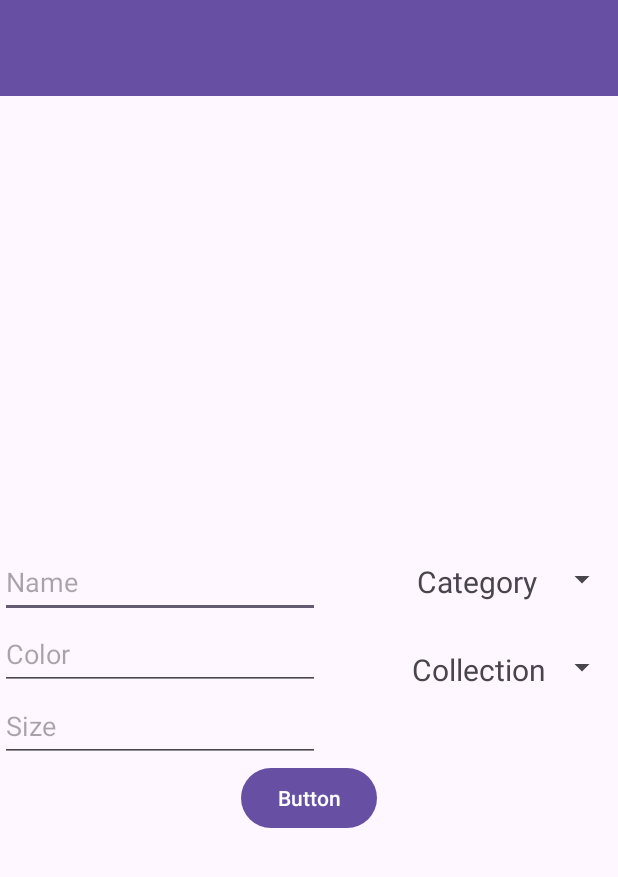
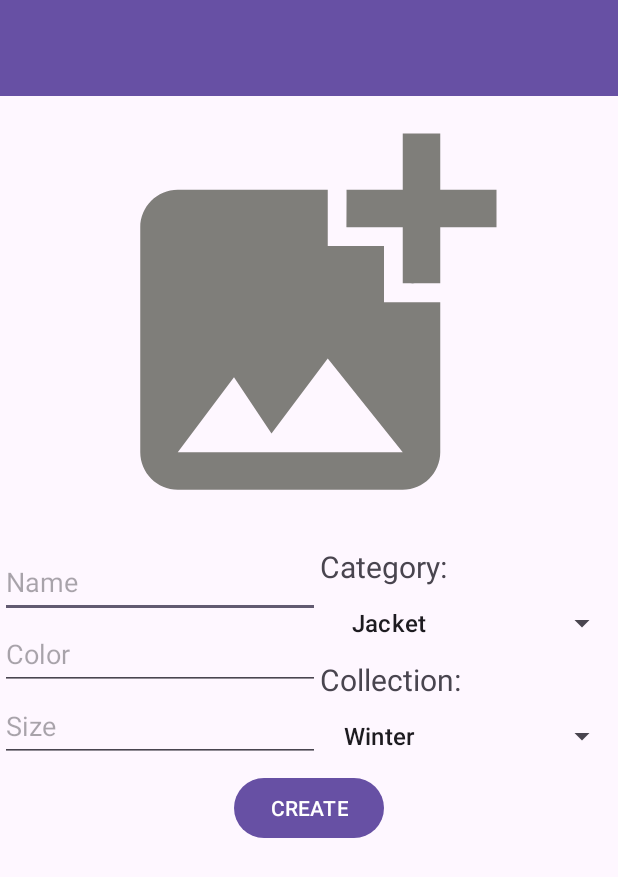
Before and after one commit to PolVillar/Proyecto_JNP_2, an Android app: the AddMoreClothes screen opened directly, with no data from a screen before it, on a phone screen of 412 x 824 dp. Shown: the top 877 px of the screen. Run offline under Robolectric (Android 15) with nearby library versions, the phone set to English and light mode, and no system bars.

Commit message:
Abrir camara

```diff
--- a/app/src/main/java/com/example/proyecto_jnp/AddMoreClothes.java
+++ b/app/src/main/java/com/example/proyecto_jnp/AddMoreClothes.java
@@ -1,32 +1,52 @@
 package com.example.proyecto_jnp;
 
+import androidx.activity.OnBackPressedCallback;
+import androidx.activity.result.ActivityResultLauncher;
+import androidx.activity.result.contract.ActivityResultContracts;
 import androidx.appcompat.app.AppCompatActivity;
 
+import android.content.Intent;
+import android.graphics.Bitmap;
+import android.graphics.drawable.BitmapDrawable;
 import android.os.Bundle;
+import android.provider.MediaStore;
 import android.view.View;
+import android.widget.ArrayAdapter;
 import android.widget.EditText;
 import android.widget.ImageView;
 import android.widget.Spinner;
 
+import java.io.ByteArrayOutputStream;
 import java.util.ArrayList;
 import java.util.Arrays;
 import java.util.List;
 
 import model.Clothes;
+import model.Container;
+import model.EnumerationMaps;
 
 public class AddMoreClothes extends AppCompatActivity {
 
-    public final List<String> categories= new ArrayList<>(Arrays.asList(getString(R.string.category_jacket),
-            getString(R.string.category_shirt),getString(R.string.category_pants),getString(R.string.category_shoes),
-            getString(R.string.category_underwear),getString(R.string.category_complement)));
+    public List<String> categories,collections;
     private EditText etName,etColor,etSize;
     private ImageView ivNewClothe;
     private Spinner spCategory,spCollection;
+    private EnumerationMaps maps;
+    private Container container;
+    ActivityResultLauncher<Intent> launcher;
     @Override
     protected void onCreate(Bundle savedInstanceState) {
         super.onCreate(savedInstanceState);
         setContentView(R.layout.activity_add_more_clothes);
+        OnBackPressedCallback callback = new OnBackPressedCallback(true) {
+            @Override
+            public void handleOnBackPressed() {
+                finish();
+            }
+        };
+        this.getOnBackPressedDispatcher().addCallback(this, callback);
         charge();
+        setAdapters();
     }
     private void charge(){
         etName=findViewById(R.id.etName);
@@ -35,13 +55,41 @@ public class AddMoreClothes extends AppCompatActivity {
         ivNewClothe=findViewById(R.id.ivNewClothe);
         spCategory=findViewById(R.id.spCategory);
         spCollection=findViewById(R.id.spCollection);
+        categories= new ArrayList<>(Arrays.asList(getString(R.string.category_jacket),
+                getString(R.string.category_shirt),getString(R.string.category_pants),getString(R.string.category_shoes),
+                getString(R.string.category_underwear),getString(R.string.category_complement)));
+        collections= new ArrayList<>(Arrays.asList(getString(R.string.collection_winter),
+                getString(R.string.collection_spring),getString(R.string.collection_summer),getString(R.string.collection_autumn)));
+        maps= new EnumerationMaps(this);
+        launcher= registerForActivityResult(new ActivityResultContracts.StartActivityForResult(), result -> {
+            Bitmap photo= (Bitmap) result.getData().getExtras().get("data");
+            ivNewClothe.setImageBitmap(photo);
+        });
     }
-    public void create(View view){
+    private void setAdapters(){
+        ArrayAdapter<String> collectionsAdapter =
+                new ArrayAdapter<>(this,
+                        android.R.layout.simple_list_item_1, collections);
+        spCollection.setAdapter(collectionsAdapter);
+        ArrayAdapter<String> categoriesAdapter =
+                new ArrayAdapter<>(this,
+                        android.R.layout.simple_list_item_1, categories);
+        spCategory.setAdapter(categoriesAdapter);
+    }
+    public void onClickCreate(View view){
         if(etName.getText().toString().isEmpty()) etName.setError(getString(R.string.edit_text_empty));
         else{
+            Bitmap bitmap = ((BitmapDrawable) ivNewClothe.getDrawable()).getBitmap();
+            ByteArrayOutputStream stream = new ByteArrayOutputStream();
+            bitmap.compress(Bitmap.CompressFormat.PNG, 100, stream);
+            byte[] byteArray = stream.toByteArray();
             Clothes clothes= new Clothes(null,etName.getText().toString(),
                     etColor.getText().toString(),etSize.getText().toString(),
-                    null, null,null,null ,null);
+                    byteArray, maps.getCollections().get(spCollection.getSelectedItem().toString()),
+                    maps.getCategories().get(spCategory.getSelectedItem().toString()),null ,null);
         }
     }
+    public void onClickAddImage(View view){
+        launcher.launch(new Intent(MediaStore.ACTION_IMAGE_CAPTURE));
+    }
 }
--- a/app/src/main/java/com/example/proyecto_jnp/MainActivity.java
+++ b/app/src/main/java/com/example/proyecto_jnp/MainActivity.java
@@ -73,7 +73,7 @@ public class MainActivity extends AppCompatActivity {
         pruebaSuitcase = findViewById(R.id.suitcase_trial);
     }
     public void abrirIp(View view){
-        startActivity(new Intent(this, SettingsActivity.class));
+        startActivity(new Intent(this, AddMoreClothes.class));
     }
 
 }
--- a/app/src/main/java/com/example/proyecto_jnp/SettingsActivity.java
+++ b/app/src/main/java/com/example/proyecto_jnp/SettingsActivity.java
@@ -5,6 +5,7 @@ import android.os.Bundle;
 import androidx.activity.OnBackPressedCallback;
 import androidx.appcompat.app.ActionBar;
 import androidx.appcompat.app.AppCompatActivity;
+
 import androidx.preference.EditTextPreference;
 import androidx.preference.PreferenceFragmentCompat;
 
--- a/app/src/main/java/model/EnumerationMaps.java
+++ b/app/src/main/java/model/EnumerationMaps.java
@@ -9,21 +9,13 @@ import java.util.HashMap;
 
 public class EnumerationMaps {
     private Context context;
-    private String winter=context.getString(R.string.collection_winter);
-    private String spring=context.getString(R.string.collection_spring);
-    private String summer=context.getString(R.string.collection_summer);
-    private String autumn=context.getString(R.string.collection_autumn);
-    private String jacket=context.getString(R.string.category_jacket);
-    private String shirt=context.getString(R.string.category_shirt);
-    private String pants=context.getString(R.string.category_pants);
-    private String shoes=context.getString(R.string.category_shoes);
-    private String underwear=context.getString(R.string.category_underwear);
-    private String complement=context.getString(R.string.category_complement);
-    public static final HashMap<String, Clothes.Collection> collections= new HashMap<>();
-    public static final HashMap<String, Clothes.Category> categories= new HashMap<>();
+    private String winter,spring,summer,autumn,jacket,shirt,pants,shoes,underwear,complement;
+    private final HashMap<String, Clothes.Collection> collections= new HashMap<>();
+    private final HashMap<String, Clothes.Category> categories= new HashMap<>();
 
     public EnumerationMaps(Context context) {
         this.context = context;
+        initialize();
         collections.put(winter, Clothes.Collection.WINTER);
         collections.put(spring, Clothes.Collection.SPRING);
         collections.put(summer, Clothes.Collection.SUMMER);
@@ -35,4 +27,24 @@ public class EnumerationMaps {
         categories.put(underwear, Clothes.Category.UNDERWEAR);
         categories.put(complement, Clothes.Category.COMPLEMENT);
     }
+    private void initialize(){
+        winter=context.getString(R.string.collection_winter);
+        spring=context.getString(R.string.collection_spring);
+        summer=context.getString(R.string.collection_summer);
+        autumn=context.getString(R.string.collection_autumn);
+        jacket=context.getString(R.string.category_jacket);
+        shirt=context.getString(R.string.category_shirt);
+        pants=context.getString(R.string.category_pants);
+        shoes=context.getString(R.string.category_shoes);
+        underwear=context.getString(R.string.category_underwear);
+        complement=context.getString(R.string.category_complement);
+    }
+
+    public HashMap<String, Clothes.Collection> getCollections() {
+        return collections;
+    }
+
+    public HashMap<String, Clothes.Category> getCategories() {
+        return categories;
+    }
 }
--- /dev/null
+++ b/app/src/main/res/drawable/baseline_add_photo_alternate_24.xml
@@ -0,0 +1,5 @@
+<vector android:height="24dp" android:tint="#7F7E7A"
+    android:viewportHeight="24" android:viewportWidth="24"
+    android:width="24dp" xmlns:android="http://schemas.android.com/apk/res/android">
+    <path android:fillColor="@android:color/white" android:pathData="M19,7v2.99s-1.99,0.01 -2,0L17,7h-3s0.01,-1.99 0,-2h3L17,2h2v3h3v2h-3zM16,11L16,8h-3L13,5L5,5c-1.1,0 -2,0.9 -2,2v12c0,1.1 0.9,2 2,2h12c1.1,0 2,-0.9 2,-2v-8h-3zM5,19l3,-4 2,3 3,-4 4,5L5,19z"/>
+</vector>
--- a/app/src/main/res/layout/activity_add_more_clothes.xml
+++ b/app/src/main/res/layout/activity_add_more_clothes.xml
@@ -39,7 +39,8 @@
                 android:id="@+id/ivNewClothe"
                 android:layout_width="match_parent"
                 android:layout_height="300dp"
-                tools:srcCompat="@tools:sample/avatars" />
+                android:onClick="onClickAddImage"
+                app:srcCompat="@drawable/baseline_add_photo_alternate_24" />
 
             <LinearLayout
                 android:layout_width="match_parent"
@@ -56,7 +57,7 @@
                         android:layout_width="match_parent"
                         android:layout_height="48dp"
                         android:ems="10"
-                        android:hint="Name"
+                        android:hint="@string/clothe_name"
                         android:inputType="text" />
 
                     <EditText
@@ -64,7 +65,7 @@
                         android:layout_width="match_parent"
                         android:layout_height="48dp"
                         android:ems="10"
-                        android:hint="Color"
+                        android:hint="@string/color"
                         android:inputType="text" />
 
                     <EditText
@@ -72,63 +73,45 @@
                         android:layout_width="match_parent"
                         android:layout_height="48dp"
                         android:ems="10"
-                        android:hint="Size"
-                        android:inputType="text" />
+                        android:hint="@string/size"
+                        android:inputType="text"
+                        tools:ignore="TextFields" />
                 </LinearLayout>
 
                 <LinearLayout
                     android:layout_width="match_parent"
-                    android:layout_height="match_parent"
-                    android:gravity="end"
+                    android:layout_height="wrap_content"
                     android:orientation="vertical">
-
-                    <LinearLayout
-                        android:layout_width="wrap_content"
-                        android:layout_height="wrap_content"
-                        android:layout_marginTop="10dp"
-                        android:layout_marginBottom="5dp"
-                        android:layout_weight="0"
-                        android:gravity="end"
-                        android:orientation="horizontal">
 
                     <TextView
                         android:id="@+id/tvCategory"
-                            android:layout_width="wrap_content"
-                            android:layout_height="48dp"
+                        android:layout_width="match_parent"
+                        android:layout_height="wrap_content"
                         android:layout_weight="0"
-                            android:text="Category"
+                        android:text="@string/category"
                         android:textSize="20sp" />
 
                     <Spinner
                         android:id="@+id/spCategory"
                         android:layout_width="match_parent"
-                            android:layout_height="wrap_content"
+                        android:layout_height="48dp"
                         android:layout_marginStart="5dp"
                         android:layout_weight="0"
                         android:gravity="end" />
-                    </LinearLayout>
-
-                    <LinearLayout
-                        android:layout_width="wrap_content"
-                        android:layout_height="wrap_content"
-                        android:layout_marginTop="5dp"
-                        android:layout_weight="1"
-                        android:orientation="horizontal">
 
                     <TextView
                         android:id="@+id/tvCollection"
-                            android:layout_width="wrap_content"
+                        android:layout_width="match_parent"
                         android:layout_height="wrap_content"
                         android:layout_weight="0"
-                            android:text="Collection"
+                        android:text="@string/collection"
                         android:textSize="20sp" />
 
                     <Spinner
                         android:id="@+id/spCollection"
                         android:layout_width="match_parent"
-                            android:layout_height="wrap_content"
-                            android:layout_weight="1" />
-                    </LinearLayout>
+                        android:layout_height="48dp"
+                        android:layout_weight="0" />
 
                 </LinearLayout>
 
@@ -138,7 +121,8 @@
                 android:id="@+id/bCreateClothe"
                 android:layout_width="wrap_content"
                 android:layout_height="wrap_content"
-                android:text="Button" />
+                android:onClick="onClickCreate"
+                android:text="@string/create" />
         </LinearLayout>
     </ScrollView>
 </androidx.constraintlayout.widget.ConstraintLayout>
--- a/app/src/main/res/layout/activity_main.xml
+++ b/app/src/main/res/layout/activity_main.xml
@@ -68,7 +68,7 @@
         android:layout_width="wrap_content"
         android:layout_height="wrap_content"
         android:onClick="abrirIp"
-        android:text="IPServer"
+        android:text="new clothe"
         app:layout_constraintBottom_toTopOf="@+id/pruebaloginform"
         app:layout_constraintEnd_toEndOf="parent"
         app:layout_constraintStart_toStartOf="parent"
--- a/app/src/main/res/values/strings.xml
+++ b/app/src/main/res/values/strings.xml
@@ -55,12 +55,14 @@
     <string name="category_underwear">Underwear</string>
     <string name="category_complement">Complement</string>
     <string name="title_activity_settings">SettingsActivity</string>
-    <!-- Preference Titles -->
     <string name="server_ip_title">Server IP</string>
-
-
-    <!-- Messages Preferences -->
     <string name="server_ip_summary">Insert the ip of the app server</string>
+    <string name="create">CREATE</string>
+    <string name="clothe_name">Name</string>
+    <string name="color">Color</string>
+    <string name="size">Size</string>
+    <string name="category">Category:</string>
+    <string name="collection">Collection:</string>
 
 
 </resources>
```
Lines whose indentation alone changed are shown as unchanged.
